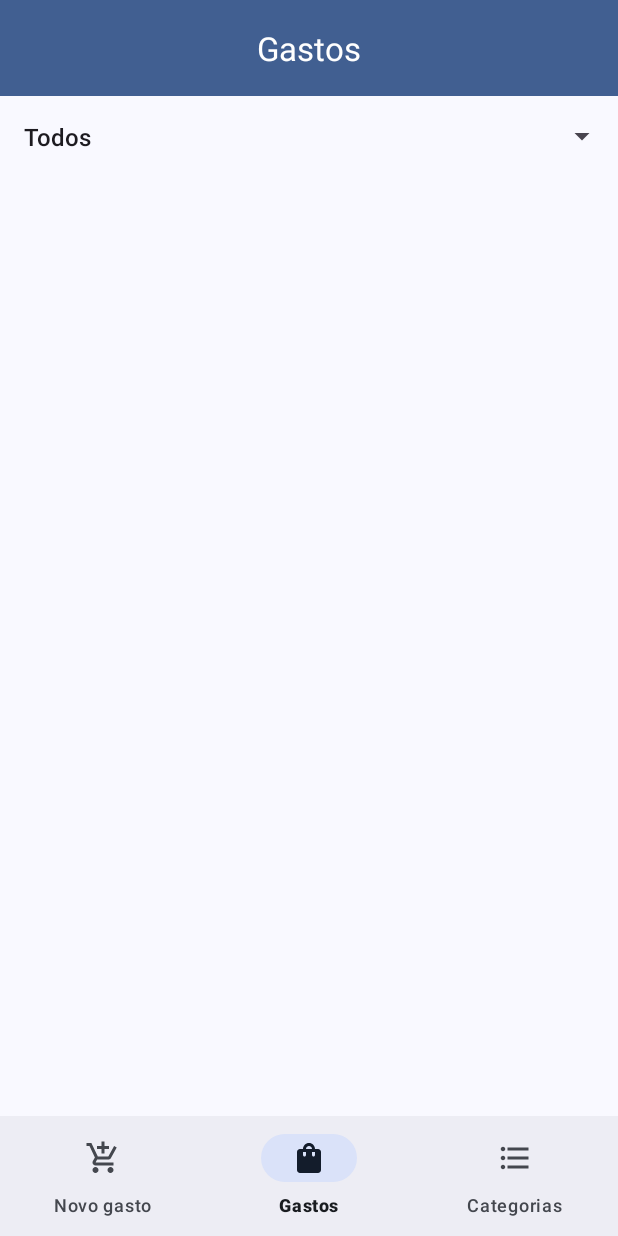
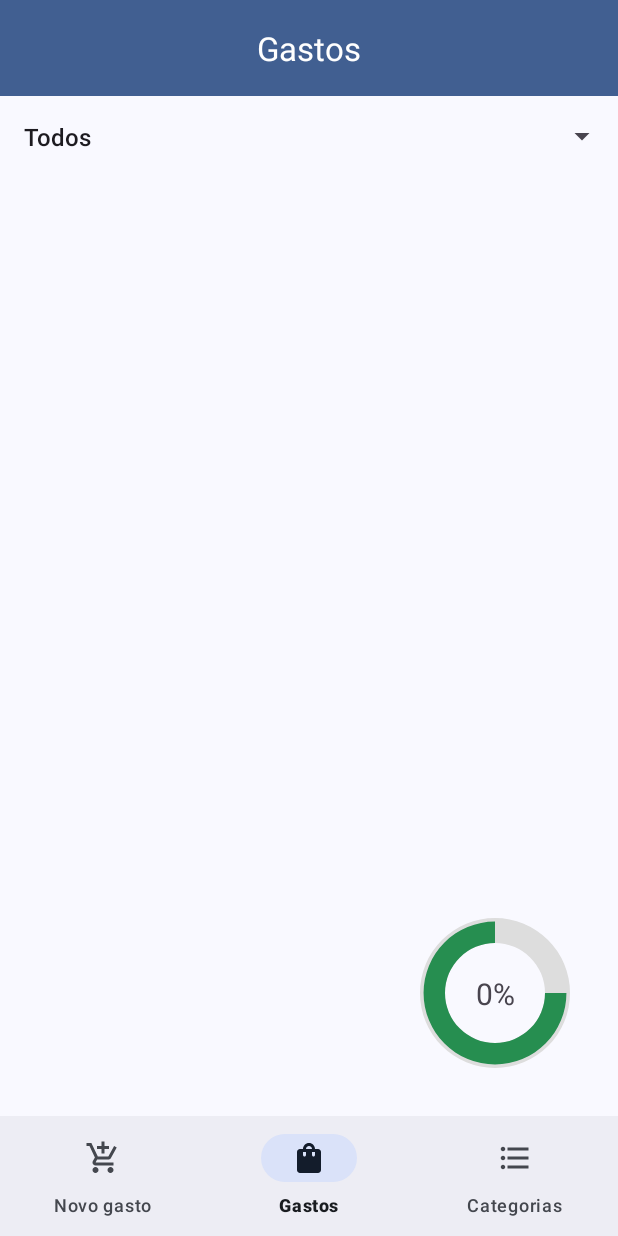
Before and after one commit to jonathas-silva/Domestic-Budget, an Android app: the screen it shows after launch (MainActivity), item 2 of the bottom bar chosen, on a phone screen of 412 x 824 dp. Run offline under Robolectric (Android 15) with nearby library versions, the phone set to English and light mode, and no system bars; 1 statement that could not run was skipped.

Commit message:
adicionado gráfico de porcentagem na lista de categorias

```diff
--- a/app/src/main/java/com/example/domesticbudget/GastosFragment.kt
+++ b/app/src/main/java/com/example/domesticbudget/GastosFragment.kt
@@ -1,12 +1,14 @@
 package com.example.domesticbudget
 
 import android.os.Bundle
+import android.util.Log
 import android.view.LayoutInflater
 import android.view.View
 import android.view.ViewGroup
 import android.widget.AdapterView
 import android.widget.ArrayAdapter
 import android.widget.AutoCompleteTextView
+import android.widget.ProgressBar
 import android.widget.Spinner
 import android.widget.Toast
 import androidx.appcompat.app.AlertDialog
@@ -20,14 +22,15 @@ import com.example.domesticbudget.database.GastoDAO
 import com.example.domesticbudget.model.Gasto
 import com.google.android.material.snackbar.Snackbar
 import com.google.android.material.textfield.TextInputEditText
-import java.sql.Array
 import java.text.NumberFormat
 import java.util.Locale
+import kotlin.math.roundToInt
 
 class GastosFragment : Fragment() {
 
     private lateinit var rvGastos: RecyclerView
     private lateinit var menuCategorias: Spinner
+    private lateinit var progressBar: ProgressBar
 
     private var listaDeGastos: List<Gasto> = emptyList()
     private var gastosAdapter: GastosAdapter? = null
@@ -40,6 +43,7 @@ class GastosFragment : Fragment() {
 
         rvGastos = view.findViewById(R.id.recyclerGastos)
         menuCategorias = view.findViewById(R.id.spinnerCategorias)
+        progressBar = view.findViewById(R.id.progressBar)
 
         //definindo o adapter
         gastosAdapter = GastosAdapter { gasto: Gasto ->
@@ -185,14 +189,21 @@ class GastosFragment : Fragment() {
 
                 //está funcionando. É o melhor jeito? Não sei
                 if (p2 != 0) {
-                    Toast.makeText(
-                        requireContext(),
-                        "item de id ${listaDeCategorias[p2 - 1].idCategoria} selecionado",
-                        Toast.LENGTH_SHORT
-                    ).show()
                     atualizarRVGastos(listaDeCategorias[p2 - 1].idCategoria)
+
+                    //Agora precisamos setar o progresso da categoria no nosso gráfico (progressBar)
+                    val valorTotalDaCategoriaSelecionada = listaDeCategorias[p2 - 1].valor
+                    val valorGastoDaCategoriaSelecionada = categoriaDAO.somarCategoria(listaDeCategorias[p2 - 1].idCategoria)
+                    val progressoCategoria = (valorGastoDaCategoriaSelecionada/valorTotalDaCategoriaSelecionada)*100
+                    progressBar.progress = progressoCategoria.roundToInt()
                 } else {
                     atualizarRVGastos()
+                    val valorGastoTotal = categoriaDAO.somarTodosGastos()
+                    val valorTotalDosOrcamentos = categoriaDAO.somarTodosOrcamentos()
+                    Log.i("info_db", "valor total gasto: $valorGastoTotal")
+                    Log.i("info_db", "valor total orcamentos: $valorTotalDosOrcamentos")
+                    val progressoTotal = (valorGastoTotal/valorTotalDosOrcamentos)*100
+                    progressBar.progress = progressoTotal.roundToInt()
                 }
 
             }
--- a/app/src/main/java/com/example/domesticbudget/database/CategoriaDAO.kt
+++ b/app/src/main/java/com/example/domesticbudget/database/CategoriaDAO.kt
@@ -109,23 +109,65 @@ class CategoriaDAO(context: Context) : ICategoriasDAO {
 
     //Retorna o quanto foi gasto até agora na categoria especificada
     //Quando a leitura não encontra nada, retorna -1
-    fun somarCategoria(categoriaId: Int) : Double{
+    fun somarCategoria(categoriaId: Int): Double {
 
-        val sql = "SELECT SUM(${DatabaseHelper.COLUNA_GASTOS_VALOR})  AS resultado FROM ${DatabaseHelper.NOME_TABELA_GASTOS} WHERE ${DatabaseHelper.COLUNA_GASTOS_CATEGORIA}=$categoriaId;\n"
+        val sql =
+            "SELECT SUM(${DatabaseHelper.COLUNA_GASTOS_VALOR})  AS resultado FROM ${DatabaseHelper.NOME_TABELA_GASTOS} WHERE ${DatabaseHelper.COLUNA_GASTOS_CATEGORIA}=$categoriaId;\n"
 
         var resultado = -1.0
 
-        val cursor = leitura.rawQuery(sql,null)
+        val cursor = leitura.rawQuery(sql, null)
 
         /*É esperado apenas um resultado nessa consulta, que será um double.
         * Se o cursor estiver vazio, ou seja, se a query não tiver retornado nada,
         * o trecho de código abaixo não será executado.*/
-        if(cursor.moveToFirst()){
+        if (cursor.moveToFirst()) {
             resultado = cursor.getDouble(cursor.getColumnIndexOrThrow("resultado"))
         }
 
         cursor.close()
-    return resultado
+        return resultado
+    }
+
+    //Função que retorna a soma de todos os valores gastos para todas as categorias
+    fun somarTodosGastos(): Double {
+
+        val sql =
+            "SELECT SUM(${DatabaseHelper.COLUNA_GASTOS_VALOR})  AS resultado FROM ${DatabaseHelper.NOME_TABELA_GASTOS};"
+
+        var resultado = -1.0
+
+        val cursor = leitura.rawQuery(sql, null)
+
+        /*É esperado apenas um resultado nessa consulta, que será um double.
+        * Se o cursor estiver vazio, ou seja, se a query não tiver retornado nada,
+        * o trecho de código abaixo não será executado.*/
+        if (cursor.moveToFirst()) {
+            resultado = cursor.getDouble(cursor.getColumnIndexOrThrow("resultado"))
+        }
+
+        cursor.close()
+        return resultado
+    }
+
+    fun somarTodosOrcamentos(): Double {
+
+        val sql =
+            "SELECT SUM(${DatabaseHelper.COLUNA_CATEGORIAS_VALOR})  AS resultado FROM ${DatabaseHelper.NOME_TABELA_CATEGORIAS};"
+
+        var resultado = -1.0
+
+        val cursor = leitura.rawQuery(sql, null)
+
+        /*É esperado apenas um resultado nessa consulta, que será um double.
+        * Se o cursor estiver vazio, ou seja, se a query não tiver retornado nada,
+        * o trecho de código abaixo não será executado.*/
+        if (cursor.moveToFirst()) {
+            resultado = cursor.getDouble(cursor.getColumnIndexOrThrow("resultado"))
+        }
+
+        cursor.close()
+        return resultado
     }
 
 }
--- /dev/null
+++ b/app/src/main/res/drawable/circle.xml
@@ -0,0 +1,20 @@
+<?xml version="1.0" encoding="utf-8"?>
+<layer-list xmlns:android="http://schemas.android.com/apk/res/android">
+    <item>
+        <shape
+            android:shape="ring"
+            android:thicknessRatio="6"
+            android:useLevel="false">
+            <solid android:color="#DDD"/>
+        </shape>
+    </item>
+
+    <item>
+        <shape
+            android:shape="ring"
+            android:thicknessRatio="7"
+            android:useLevel="true">
+            <solid android:color="#268E50"/>
+        </shape>
+    </item>
+</layer-list>
--- a/app/src/main/res/layout/fragment_gastos.xml
+++ b/app/src/main/res/layout/fragment_gastos.xml
@@ -21,8 +21,8 @@
         android:id="@+id/recyclerGastos"
         android:layout_width="match_parent"
         android:layout_height="0dp"
-        android:layout_marginBottom="8dp"
-        app:layout_constraintBottom_toBottomOf="parent"
+        android:layout_marginBottom="32dp"
+        app:layout_constraintBottom_toTopOf="@+id/progressBar"
         app:layout_constraintEnd_toEndOf="parent"
         app:layout_constraintHorizontal_bias="1.0"
         app:layout_constraintStart_toStartOf="parent"
@@ -31,4 +31,27 @@
 
     </androidx.recyclerview.widget.RecyclerView>
 
+    <ProgressBar
+        android:id="@+id/progressBar"
+        android:layout_width="100dp"
+        android:layout_height="100dp"
+        android:layout_marginEnd="32dp"
+        android:layout_marginBottom="32dp"
+        android:indeterminateOnly="false"
+        android:progress="75"
+        android:progressDrawable="@drawable/circle"
+        app:layout_constraintBottom_toBottomOf="parent"
+        app:layout_constraintEnd_toEndOf="parent" />
+
+    <TextView
+        android:id="@+id/txtPorcentagem"
+        android:layout_width="wrap_content"
+        android:layout_height="wrap_content"
+        android:text="0%"
+        android:textSize="20sp"
+        app:layout_constraintBottom_toBottomOf="@+id/progressBar"
+        app:layout_constraintEnd_toEndOf="@+id/progressBar"
+        app:layout_constraintStart_toStartOf="@+id/progressBar"
+        app:layout_constraintTop_toTopOf="@+id/progressBar" />
+
 </androidx.constraintlayout.widget.ConstraintLayout>
```
